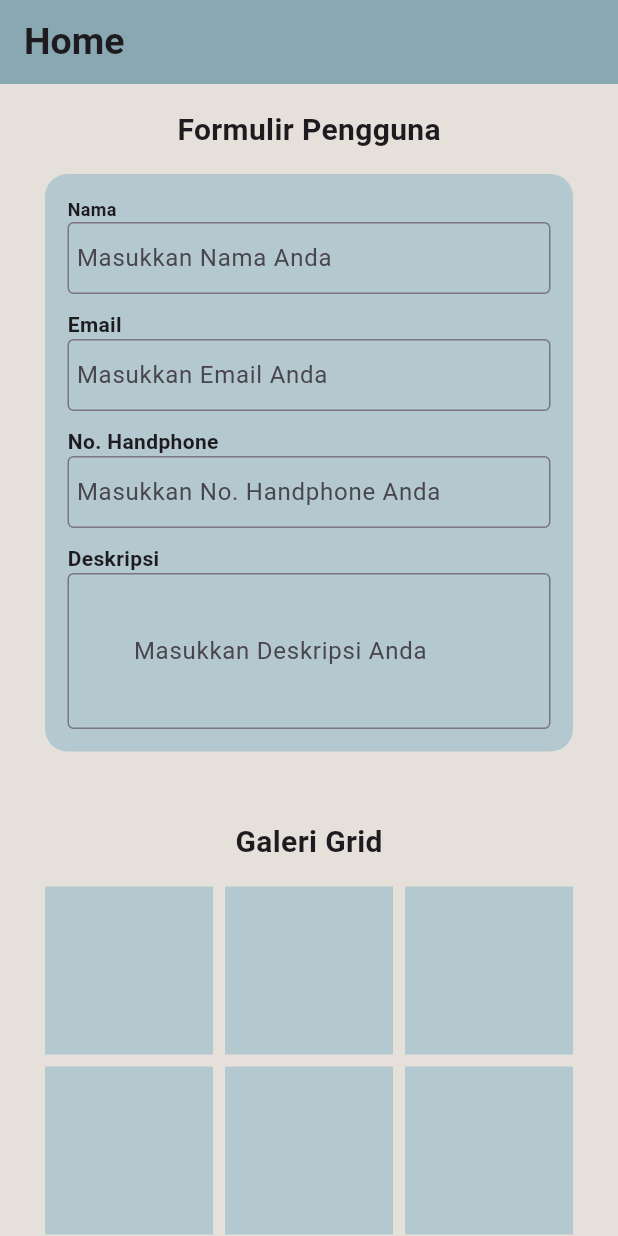
After one commit to zahraakthh12/ppkd_zahra, a Flutter app: the screen it shows after launch, on a phone screen of 412 x 824 dp. The commit adds this screen. Run offline on Flutter 3.47's test engine with Material 3 defaults, Android fonts, the phone set to English and light mode, and no system bars.

Commit message:
tugas 3 belum selesai

```diff
--- a/lib/main.dart
+++ b/lib/main.dart
@@ -1,5 +1,5 @@
 import 'package:flutter/material.dart';
-import 'package:ppkd_zahra/tugas2.dart';
+import 'package:ppkd_zahra/tugas3.dart';
 
 void main() {
   runApp(const MyApp());
@@ -31,7 +31,7 @@ class MyApp extends StatelessWidget {
         // tested with just a hot reload.
         colorScheme: ColorScheme.fromSeed(seedColor: Colors.deepPurple),
       ),
-      home: Tugas2(),
+      home: Tugas3(),
     );
   }
 }
--- /dev/null
+++ b/lib/tugas3.dart
@@ -0,0 +1,91 @@
+import 'package:flutter/material.dart';
+
+class Tugas3 extends StatelessWidget {
+  const Tugas3({super.key});
+
+  @override
+  Widget build(BuildContext context) {
+    return Scaffold(
+      appBar: AppBar(title: Text("Home", style: TextStyle(fontSize: 25, fontWeight: FontWeight.bold)),
+      backgroundColor: Color(0xFF89A8B2)),
+      backgroundColor: Color(0xFFE5E1DA),
+      body: SingleChildScrollView(
+        child: Column(
+          children: [
+            // Soal 1
+            Text("Formulir Pengguna", style: TextStyle(height:3, fontWeight: FontWeight.bold, fontSize: 20)),
+            Padding(padding: const EdgeInsets.only(left: 30.0, right: 30.0, bottom: 30.0),
+            child: Container(
+              padding: EdgeInsets.all(15.0),
+              decoration: BoxDecoration(color: Color(0xFFB3C8CF), borderRadius: BorderRadius.circular(15)),
+              child: Column(
+                crossAxisAlignment: CrossAxisAlignment.start,
+                children: [
+
+                  //Input Nama
+                  Text("Nama", style: TextStyle(fontWeight: FontWeight.bold, fontSize: 12)),
+                  TextField(
+                    decoration: InputDecoration(
+                      contentPadding: EdgeInsets.all(2.0),
+                      border: OutlineInputBorder(),
+                      hintText: "Masukkan Nama Anda",
+                    ),
+                  ),
+
+                  // Input Email
+                  SizedBox(height: 10),
+                  Text("Email", style: TextStyle(fontWeight: FontWeight.bold)),
+                  TextField(
+                    decoration: InputDecoration(
+                      contentPadding: EdgeInsets.all(2.0),
+                      border: OutlineInputBorder(),
+                      hintText: "Masukkan Email Anda",
+                    ),
+                  ),
+
+                  // Input No. HP
+                  SizedBox(height: 10),
+                  Text("No. Handphone", style: TextStyle(fontWeight: FontWeight.bold)),
+                  TextField(
+                    decoration: InputDecoration(
+                      contentPadding: EdgeInsets.all(2.0),
+                      border: OutlineInputBorder(),
+                      hintText: "Masukkan No. Handphone Anda"
+                    ),
+                  ),
+
+                  // Input Deskripsi
+                  SizedBox(height: 10),
+                  Text("Deskripsi", style: TextStyle(fontWeight: FontWeight.bold)),
+                  TextField(
+                    decoration: InputDecoration(
+                      contentPadding: EdgeInsets.all(40.0),
+                      border: OutlineInputBorder(),
+                      hintText: "Masukkan Deskripsi Anda",
+                    )
+                  )
+                ],),
+            )),
+
+            // Soal 2
+            Text("Galeri Grid", style: TextStyle(height: 3, fontWeight: FontWeight.bold, fontSize: 20)),
+
+            GridView.builder(
+              padding: EdgeInsets.only(left: 30.0, right: 30.0, bottom: 30.0),
+              shrinkWrap: true,
+              gridDelegate: SliverGridDelegateWithFixedCrossAxisCount(
+                crossAxisCount: 3,
+                crossAxisSpacing: 8,
+                mainAxisSpacing: 8),
+              itemCount: 6,
+              itemBuilder: (BuildContext context, int index){
+                return Container(
+                  decoration: BoxDecoration(color: Color(0xFFB3C8CF)),);
+              },
+              ),
+
+          ],),
+      )
+    );
+  }
+}
```
